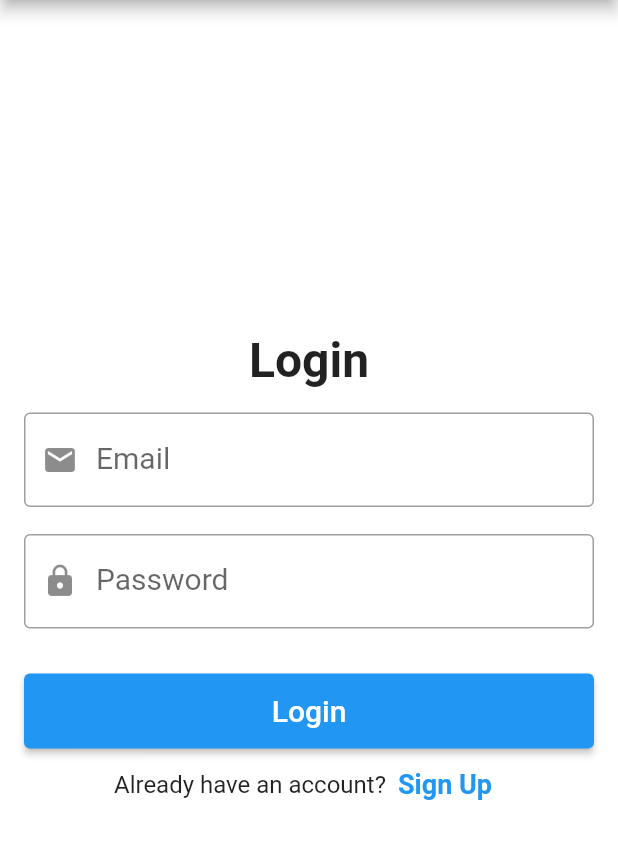
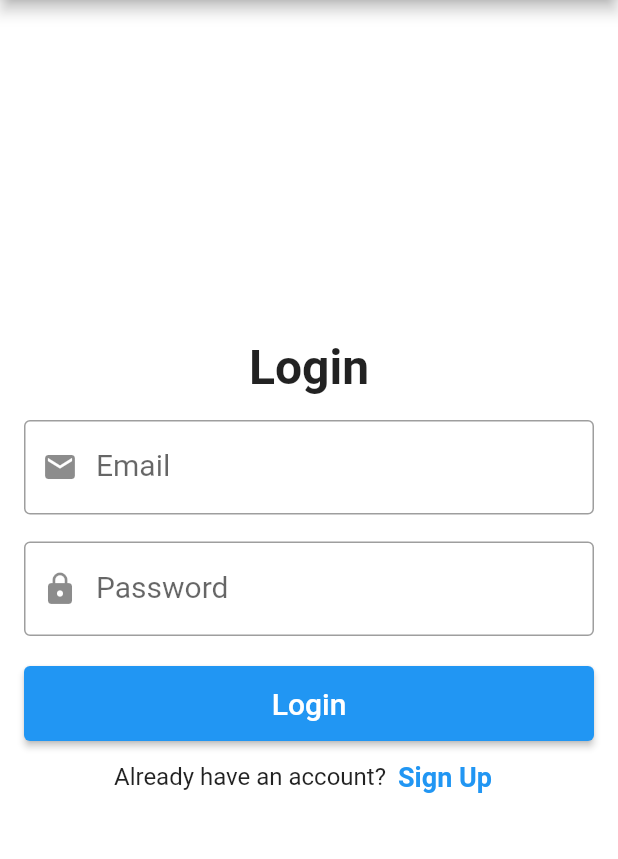
Before and after one commit to Nahidjc/todo_app, a Flutter app: the screen it shows after launch, after a tap on "Login", on a phone screen of 412 x 824 dp, the part 84-943 px from its top. Run offline on Flutter 3.47's test engine with Material 2 defaults, Android fonts, the phone set to English and light mode, and no system bars; our stand-ins replace fluttertoast; network calls fail.

Commit message:
provider setup for todo

```diff
--- a/lib/main.dart
+++ b/lib/main.dart
@@ -1,11 +1,21 @@
 import 'package:flutter/material.dart';
 import 'package:rnd_flutter_app/pages/todo_page.dart';
+import 'package:provider/provider.dart';
+import 'package:rnd_flutter_app/provider/todo_provider.dart';
+
 void main() {
-  runApp(const MaterialApp(
-    title: "Flutter RND APP",
-      debugShowCheckedModeBanner: false,
-    home: Scaffold( backgroundColor: Colors.white,body: Center(child: MyApp())),
-  ));
+  runApp(
+    MultiProvider(
+        providers: [
+          ChangeNotifierProvider(create: (_)=> TodoProvider())
+        ],
+        child: const MaterialApp(
+          title: "Flutter RND APP",
+          debugShowCheckedModeBanner: false,
+          home: Scaffold(
+              backgroundColor: Colors.white, body: Center(child: MyApp())),
+        )),
+  );
 }
 
 class MyApp extends StatelessWidget {
--- a/lib/pages/login_page.dart
+++ b/lib/pages/login_page.dart
@@ -56,23 +56,17 @@ class _LoginPageState extends State<LoginPage> {
           fontSize: 16.0);
     }
   }
+
   @override
   Widget build(BuildContext context) {
-    return isLoading
-        ? const Scaffold(
-            body: Center(
-              child: CircularProgressIndicator(),
-            ),
-          )
-        : Scaffold(
+    return Scaffold(
       appBar: AppBar(
         actions: <Widget>[
           TextButton(
             onPressed: () {
               Navigator.push(
                 context,
-                      MaterialPageRoute(
-                          builder: (context) => const ToDoTable()),
+                MaterialPageRoute(builder: (context) => const ToDoTable()),
               );
             },
             child: const Text(
@@ -124,7 +118,7 @@ class _LoginPageState extends State<LoginPage> {
                     labelStyle: TextStyle(fontSize: 20)),
               ),
               Container(
-                      margin: const EdgeInsets.only(top: 30.0),
+                margin: const EdgeInsets.only(top: 20.0),
                 height: 50,
                 decoration: const BoxDecoration(
                   borderRadius: BorderRadius.all(Radius.circular(15)),
@@ -139,8 +133,11 @@ class _LoginPageState extends State<LoginPage> {
                     var password = _passwordText.text;
                     login(email, password);
                   },
-                        child:
-                            const Text('Login', style: TextStyle(fontSize: 20)),
+                  child: Center(
+                      child: isLoading
+                          ? const CircularProgressIndicator(color: Colors.white)
+                          : const Text('Login',
+                              style: TextStyle(fontSize: 20))),
                 ),
               ),
               Row(
@@ -149,9 +146,7 @@ class _LoginPageState extends State<LoginPage> {
                   const Text("Already have an account?",
                       style: TextStyle(fontSize: 16)),
                   TextButton(
-                            onPressed: () {
-
-                            },
+                      onPressed: () {},
                       child: const Text("Sign Up",
                           style: TextStyle(
                               fontSize: 18, fontWeight: FontWeight.bold)))
--- a/lib/pages/todo_page.dart
+++ b/lib/pages/todo_page.dart
@@ -5,8 +5,13 @@ class Todo {
   final String task;
   final DateTime dueDate;
   bool isCompleted;
+  bool isPublic;
 
-  Todo({required this.task, required this.dueDate, this.isCompleted = false});
+  Todo(
+      {required this.task,
+      required this.dueDate,
+      this.isCompleted = false,
+      this.isPublic = true});
 }
 
 class ToDoTable extends StatefulWidget {
@@ -16,23 +21,29 @@ class ToDoTable extends StatefulWidget {
 }
 
 class _ToDoTableState extends State<ToDoTable> {
-  final List<Todo> todos = [
+  late List<Todo> todos = [
     Todo(
         task: 'Buy groceries',
         dueDate: DateTime.now().add(const Duration(days: 0)),
-        isCompleted: true),
+        isCompleted: true,
+        isPublic: true),
     Todo(
         task: 'Pay bills',
         dueDate: DateTime.now().add(const Duration(days: 7)),
-        isCompleted: true),
+        isCompleted: true,
+        isPublic: false),
     Todo(
         task: 'Clean house',
         dueDate: DateTime.now().add(const Duration(days: 1)),
-        isCompleted: true),
+        isCompleted: false,
+        isPublic: true),
   ];
+
+  late List<Todo> publicTodos =
+      todos.where((todo) => todo.isPublic == true).toList();
   @override
   Widget build(BuildContext context) {
-    return  Scaffold(
+    return Scaffold(
       appBar: AppBar(
         title: const Text('TODO Table'),
         actions: <Widget>[
@@ -61,9 +72,19 @@ class _ToDoTableState extends State<ToDoTable> {
             DataColumn(label: Text('Due Date')),
             DataColumn(label: Text('Status')),
           ],
-          rows: todos.map((todo) {
+          rows: publicTodos.map((todo) {
             return DataRow(cells: [
-              DataCell(Text(todo.task)),
+              DataCell(
+                Text(todo.task,
+                    style: todo.isCompleted
+                        ? const TextStyle(
+                            decoration: TextDecoration.lineThrough,
+                            decorationThickness: 2.0,
+                            decorationColor: Color.fromARGB(255, 243, 42, 27),
+                            color: Color.fromARGB(255, 13, 13, 13),
+                          )
+                        : const TextStyle()),
+              ),
               DataCell(Text(todo.dueDate.toLocal().toString().split(' ')[0])),
               DataCell(Checkbox(
                   value: todo.isCompleted,
--- a/pubspec.yaml
+++ b/pubspec.yaml
@@ -39,6 +39,7 @@ dependencies:
   email_validator: ^2.1.17
   getwidget: ^3.0.1
   fluttertoast: ^8.2.1
+  provider: ^6.0.5
 
 dev_dependencies:
   flutter_test:
```
Also changed, not shown: lib/model/todos_model.dart (added, +12 -0 lines), lib/provider/todo_provider.dart (added, +19 -0 lines). Lines whose indentation alone changed are shown as unchanged.
